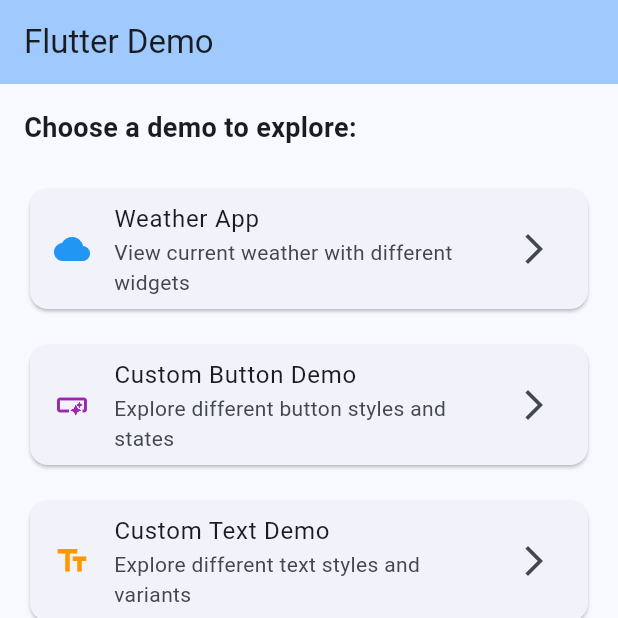
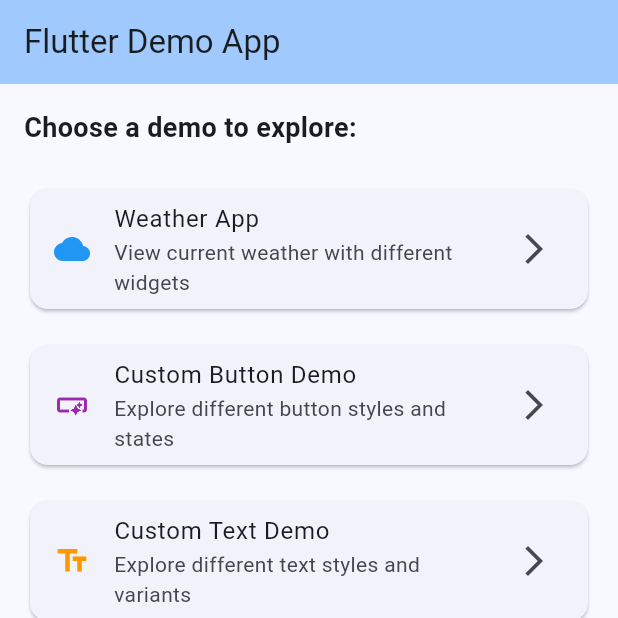
Before and after one commit to Koichi5/sample-flutter2025, a Flutter app: the screen it shows after launch, on a phone screen of 412 x 824 dp, the top half of it. Run offline on Flutter 3.47's test engine with Material 3 defaults, Android fonts, the phone set to English and light mode, and no system bars; our stand-ins replace flutter_riverpod, freezed_annotation, hooks_riverpod, riverpod_annotation; generated files the repository leaves out were written again.

Commit message:
fix: HomePageのタイトル修正

```diff
--- a/lib/pages/home_page.dart
+++ b/lib/pages/home_page.dart
@@ -11,7 +11,7 @@
   Widget build(BuildContext context) {
     return Scaffold(
       appBar: AppBar(
-        title: const Text('Flutter Demo'),
+        title: const Text('Flutter Demo App'),
         backgroundColor: Theme.of(context).colorScheme.inversePrimary,
       ),
       body: SingleChildScrollView(
```
